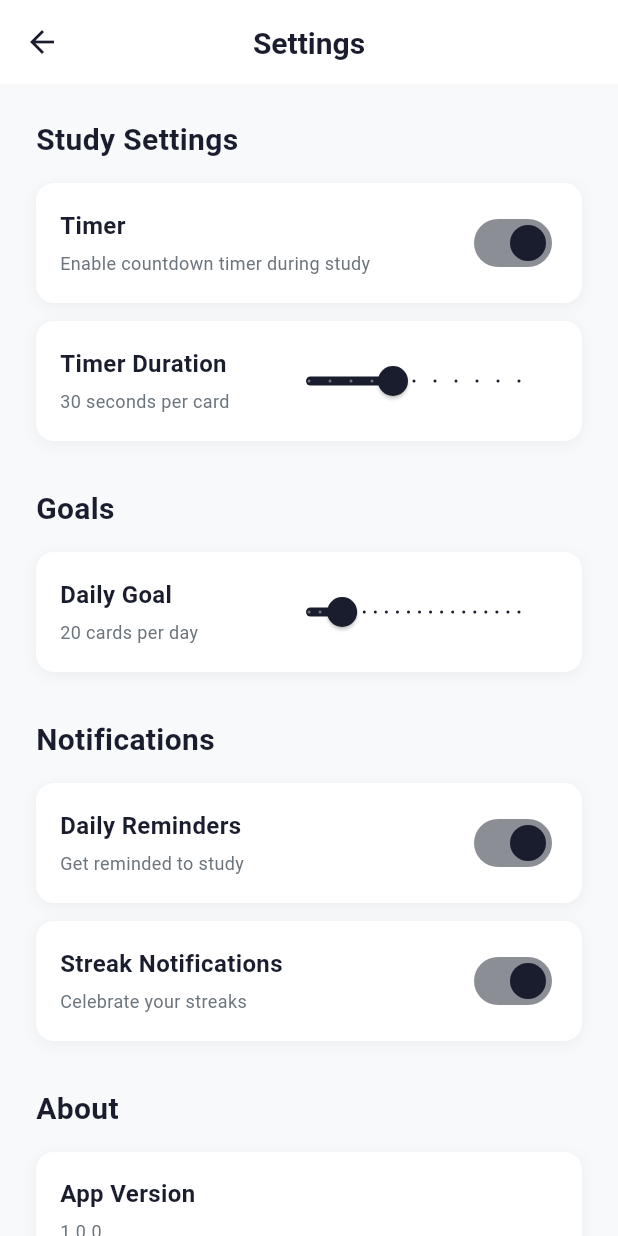
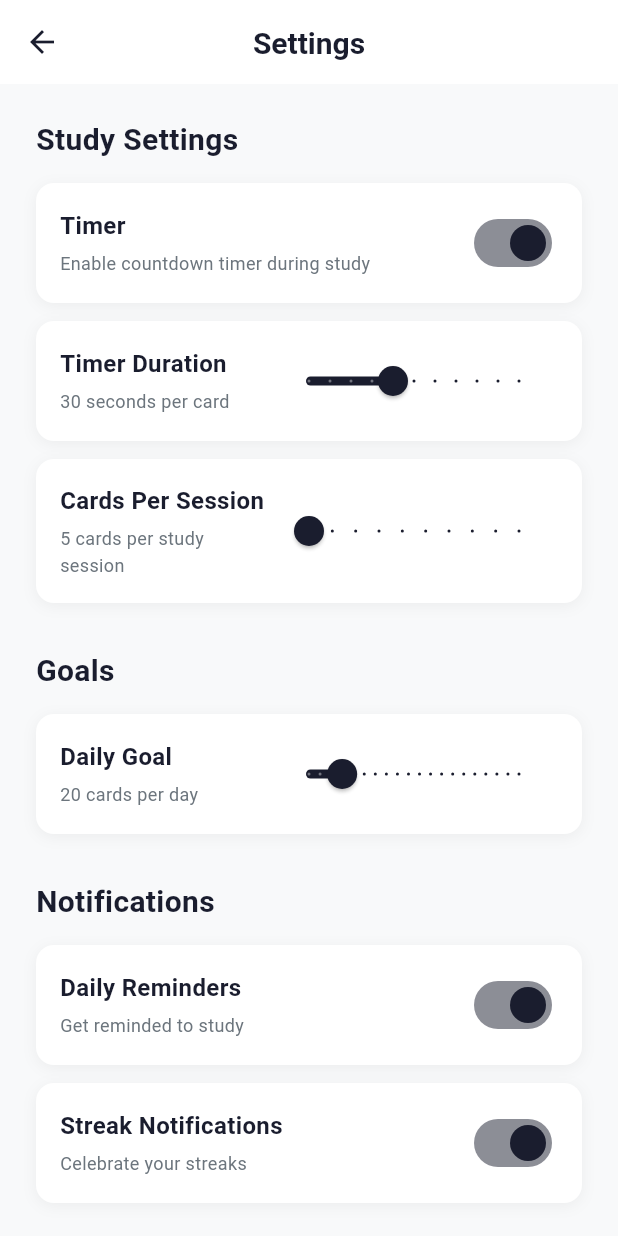
Before and after one commit to kabakadev/brainflip_mobile_app, a Flutter app: the SettingsScreen screen opened directly, on a phone screen of 412 x 824 dp. Run offline on Flutter 3.47's test engine with Material 3 defaults, Android fonts, the phone set to English and light mode, and no system bars; our stand-ins replace cloud_firestore, firebase_auth, firebase_core, google_sign_in, qr_flutter, shared_preferences; accounts and stored records are empty.

Commit message:
feat: add BrainFlip branding, splash screen, and study UX tweaks

```diff
--- a/lib/core/utils/seed_data.dart
+++ b/lib/core/utils/seed_data.dart
@@ -364,7 +364,7 @@ class SeedData {
       FlashcardModel(
         id: '',
         deckId: 'physics_formulas',
-        imageUrl: 'assets/images/flashcards/physics_formulas/f_equals_ma',
+        imageUrl: 'assets/images/flashcards/physics_formulas/f_equals_ma.webp',
         correctAnswer: 'f=ma',
         alternateAnswers: [
           'force = mass * acceleration',
--- a/lib/features/home/screens/settings_screen.dart
+++ b/lib/features/home/screens/settings_screen.dart
@@ -14,11 +14,12 @@ class _SettingsScreenState extends State<SettingsScreen> {
   bool _timerEnabled = true;
   int _timerDuration = 30; // seconds
   int _dailyGoalCards = 20;
+  int _cardsPerSession = 5; // NEW
 
   @override
   void initState() {
     super.initState();
-    _loadSettings(); // <-- Load saved settings when the screen opens
+    _loadSettings();
   }
 
   void _loadSettings() {
@@ -26,6 +27,7 @@ class _SettingsScreenState extends State<SettingsScreen> {
       _timerEnabled = SettingsService.isTimerEnabled();
       _timerDuration = SettingsService.getTimerDuration();
       _dailyGoalCards = SettingsService.getDailyGoalTarget();
+      _cardsPerSession = SettingsService.getCardsPerSession(); // NEW
     });
   }
 
@@ -47,12 +49,8 @@ class _SettingsScreenState extends State<SettingsScreen> {
             child: Switch(
               value: _timerEnabled,
               onChanged: (value) async {
-                // <-- Make onChanged 'async'
-                await SettingsService.setTimerEnabled(
-                  value,
-                ); // <-- Save the setting
+                await SettingsService.setTimerEnabled(value);
                 setState(() {
-                  // <-- Update the local UI
                   _timerEnabled = value;
                 });
               },
@@ -78,13 +76,37 @@ class _SettingsScreenState extends State<SettingsScreen> {
                   });
                 },
                 onChangeEnd: (value) async {
-                  // <-- Save when user stops sliding
                   await SettingsService.setTimerDuration(value.toInt());
                 },
                 activeColor: AppColors.primary,
               ),
             ),
 
+          const SizedBox(height: 12),
+
+          // ===== NEW: Cards Per Session Setting =====
+          _buildSettingCard(
+            title: 'Cards Per Session',
+            subtitle: '$_cardsPerSession cards per study session',
+            child: Slider(
+              value: _cardsPerSession.toDouble(),
+              min: 5,
+              max: 50,
+              divisions: 9, // 5, 10, 15, 20, 25, 30, 35, 40, 45, 50
+              label: '$_cardsPerSession cards',
+              onChanged: (value) {
+                setState(() {
+                  _cardsPerSession = value.toInt();
+                });
+              },
+              onChangeEnd: (value) async {
+                await SettingsService.setCardsPerSession(value.toInt());
+              },
+              activeColor: AppColors.primary,
+            ),
+          ),
+
+          // ==========================================
           const SizedBox(height: 32),
 
           // Goals Section
@@ -106,7 +128,6 @@ class _SettingsScreenState extends State<SettingsScreen> {
                 });
               },
               onChangeEnd: (value) async {
-                // <-- Save when user stops sliding
                 await SettingsService.setDailyGoalTarget(value.toInt());
               },
               activeColor: AppColors.primary,
--- a/lib/services/settings_service.dart
+++ b/lib/services/settings_service.dart
@@ -8,6 +8,7 @@ class SettingsService {
   static const String _kTimerEnabled = 'timerEnabled';
   static const String _kTimerDuration = 'timerDuration';
   static const String _kDailyGoal = 'dailyGoal';
+  static const String _kCardsPerSession = 'cardsPerSession';
 
   // --- Call this in main.dart ---
   static Future<void> init() async {
@@ -43,4 +44,14 @@ class SettingsService {
   static Future<void> setDailyGoalTarget(int cards) async {
     await _prefs?.setInt(_kDailyGoal, cards);
   }
+
+  // --- Cards Per Session ---
+  static int getCardsPerSession() {
+    // Return saved value, or 5 cards as default
+    return _prefs?.getInt(_kCardsPerSession) ?? 5;
+  }
+
+  static Future<void> setCardsPerSession(int cards) async {
+    await _prefs?.setInt(_kCardsPerSession, cards);
+  }
 }
```
Also changed, not shown: lib/features/sharing/screens/deck_detail_screen.dart (+7 -2 lines), lib/features/study/screens/session_complete_screen.dart (+33 -6 lines), lib/features/study/screens/study_session_screen.dart (+15 -17 lines), lib/services/deck_service.dart (+9 -2 lines), pubspec.yaml (+22 -67 lines), assets/icons/app_icon.png (added), assets/icons/app_icon_foreground.png (added), assets/icons/splash_icon.png (added), pubspec.lock, 47 other files.
